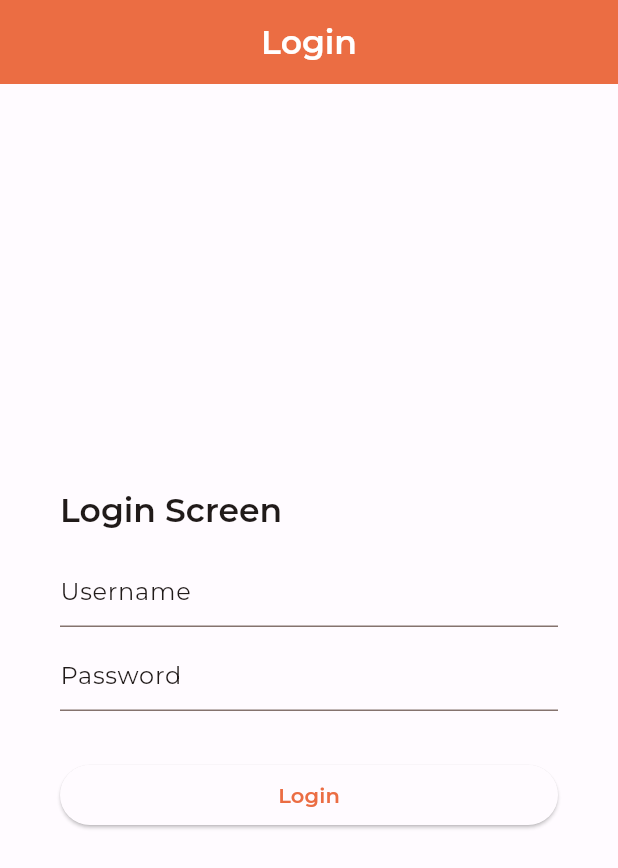
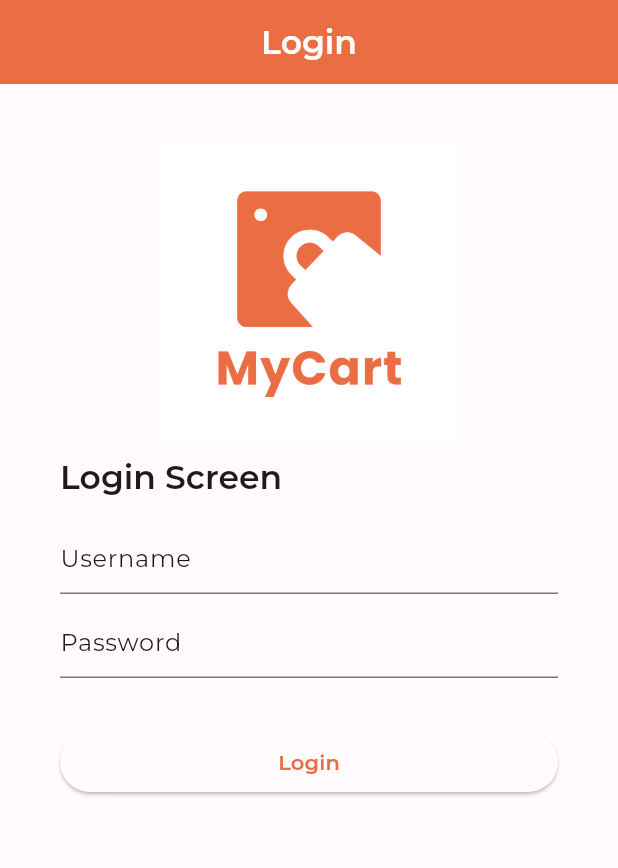
Before and after one commit to vlsmj/MyCart-Flutter, a Flutter app: the screen it shows after launch, on a phone screen of 412 x 824 dp. Shown: the top 868 px of the screen. Run offline on Flutter 3.47's test engine with Material 2 defaults, Android fonts, the light colour scheme and no system bars; our stand-ins replace go_router; project files that could hold a hidden picture were left out.

Commit message:
feature: add logo.

```diff
--- a/lib/common/theme.dart
+++ b/lib/common/theme.dart
@@ -22,7 +22,7 @@ final appTheme = ThemeData(
       onTertiary: Color(0xFFffffff),
       error: Color(0xFFba1a1a),
       onError: Color(0xFFffffff),
-      background: Color(0xFFfffbff),
+      background: Color(0xFFffffff),
       onBackground: Color(0xFF201a19),
       surface: Color(0xFFfffbff),
       onSurface: Color(0xFF201a19),
--- a/lib/screens/login.dart
+++ b/lib/screens/login.dart
@@ -15,9 +15,14 @@ class LoginScreen extends StatelessWidget {
       body: Padding(
         padding: const EdgeInsets.all(40.0),
         child: Column(
-          mainAxisAlignment: MainAxisAlignment.center,
           crossAxisAlignment: CrossAxisAlignment.stretch,
           children: [
+            const Image(
+              width: 200,
+              height: 200,
+              image: AssetImage('assets/logo.png'),
+            ),
+            const SizedBox(height: 8),
             Text(
               'Login Screen',
               style: Theme.of(context).textTheme.titleLarge,
--- a/pubspec.yaml
+++ b/pubspec.yaml
@@ -26,4 +26,6 @@ flutter:
     - family: MontserratSemiBold
       fonts:
         - asset: fonts/Montserrat-SemiBold.ttf
+  assets:
+    - assets/
   uses-material-design: true
```
Also changed, not shown: assets/logo.png (added).
